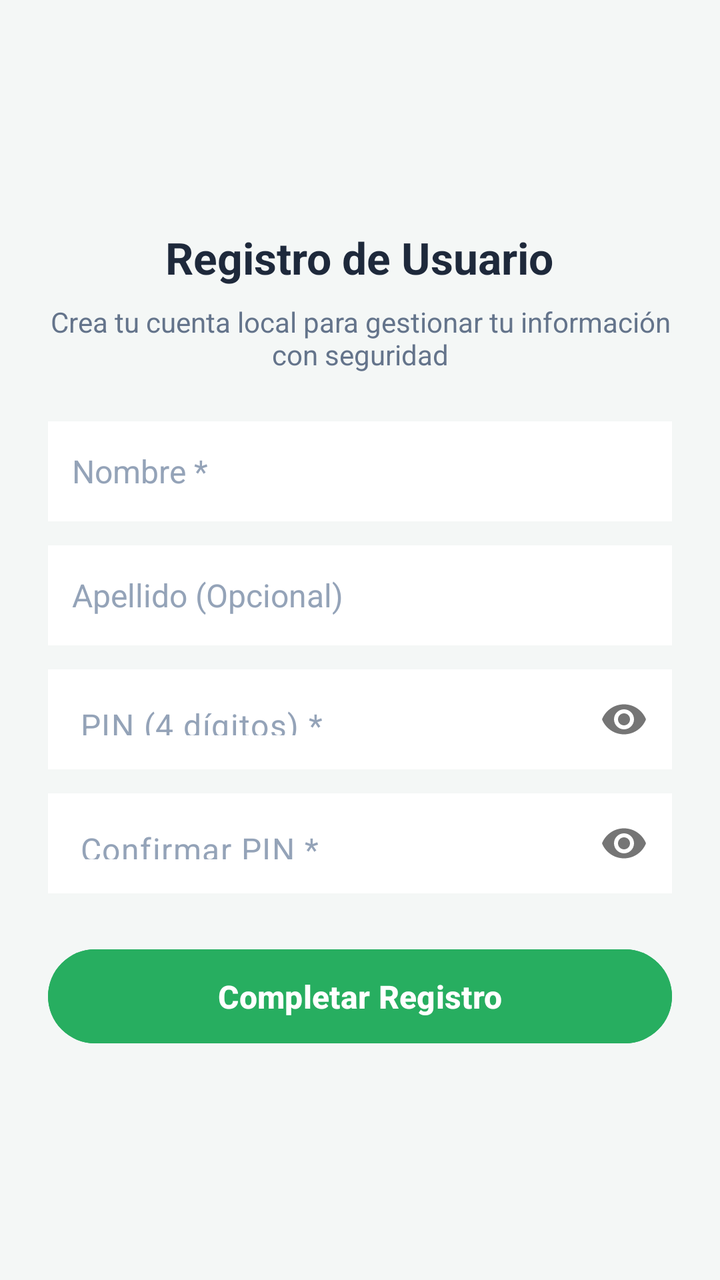
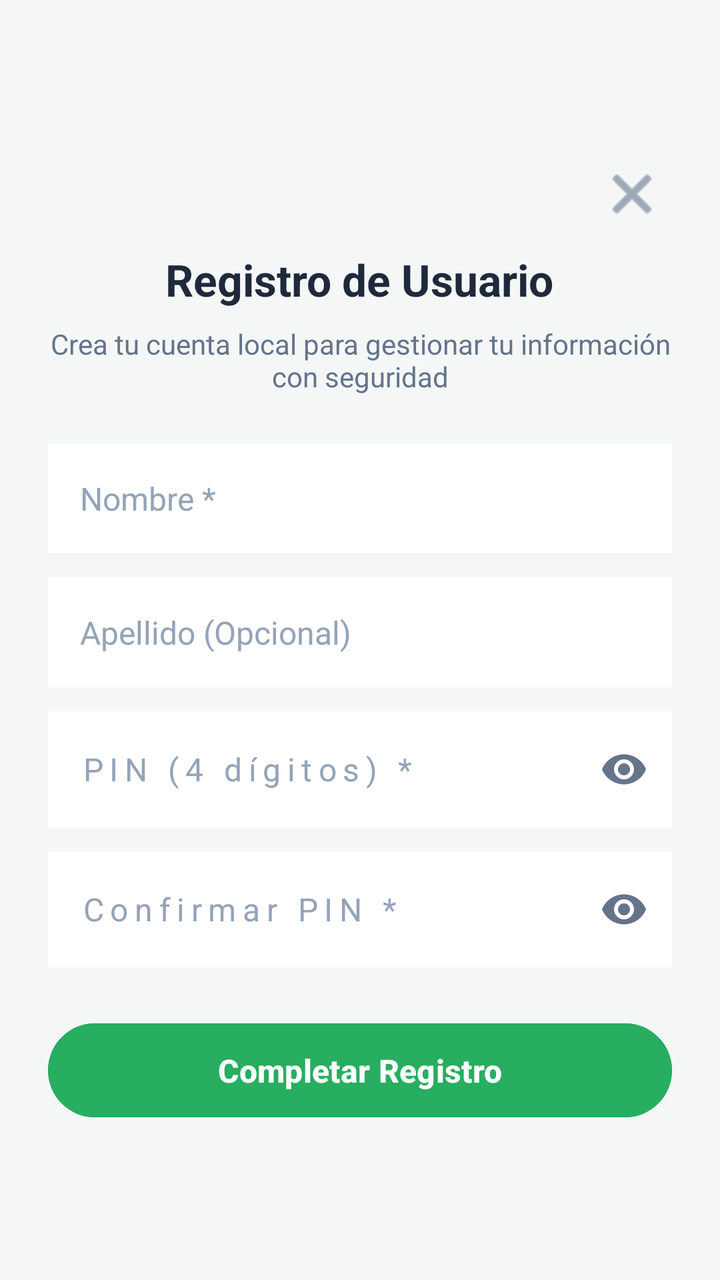

Two renders of the same Android screen: before a commit and after it. Below are the layout's source before the change and the commit's diff.
<!-- AndroidManifest.xml: application theme Theme.AppFinanzas -->
<!-- res/layout/activity_register.xml -->
<?xml version="1.0" encoding="utf-8"?>
<ScrollView xmlns:android="http://schemas.android.com/apk/res/android"
    android:layout_width="match_parent"
    android:layout_height="match_parent"
    android:fillViewport="true"
    android:background="#F4F7F6">

    <LinearLayout
        android:layout_width="match_parent"
        android:layout_height="wrap_content"
        android:orientation="vertical"
        android:padding="24dp"
        android:gravity="center">

        <TextView
            android:layout_width="wrap_content"
            android:layout_height="wrap_content"
            android:text="Registro de Usuario"
            android:textSize="22sp"
            android:textStyle="bold"
            android:textColor="#1E293B"
            android:layout_marginBottom="8dp"/>

        <TextView
            android:layout_width="wrap_content"
            android:layout_height="wrap_content"
            android:text="Crea tu cuenta local para gestionar tu información con seguridad"
            android:textSize="14sp"
            android:textColor="#64748B"
            android:gravity="center"
            android:layout_marginBottom="24dp"/>

        
        <EditText
            android:id="@+id/etNombreRegistro"
            android:layout_width="match_parent"
            android:layout_height="50dp"
            android:background="#FFFFFF"
            android:hint="Nombre *"
            android:textColorHint="#94A3B8"
            android:paddingHorizontal="12dp"
            android:textColor="#1E293B"
            android:textSize="16sp"
            android:layout_marginBottom="12dp"/>

        
        <EditText
            android:id="@+id/etApellidoRegistro"
            android:layout_width="match_parent"
            android:layout_height="50dp"
            android:background="#FFFFFF"
            android:hint="Apellido (Opcional)"
            android:textColorHint="#94A3B8"
            android:paddingHorizontal="12dp"
            android:textColor="#1E293B"
            android:textSize="16sp"
            android:layout_marginBottom="12dp"/>

        
        <com.google.android.material.textfield.TextInputLayout
            android:layout_width="match_parent"
            android:layout_height="wrap_content"
            android:layout_marginBottom="12dp"
            xmlns:app="http://schemas.android.com/apk/res-auto"
            app:passwordToggleEnabled="true"
            app:hintEnabled="false">

            <EditText
                android:id="@+id/etPinRegistro"
                android:layout_width="match_parent"
                android:layout_height="50dp"
                android:background="#FFFFFF"
                android:hint="PIN (4 dígitos) *"
                android:textColorHint="#94A3B8"
                android:paddingHorizontal="12dp"
                android:inputType="numberPassword"
                android:maxLength="4"
                android:textColor="#1E293B"
                android:textSize="16sp"/>
        </com.google.android.material.textfield.TextInputLayout>

        
        <com.google.android.material.textfield.TextInputLayout
            android:layout_width="match_parent"
            android:layout_height="wrap_content"
            android:layout_marginBottom="24dp"
            xmlns:app="http://schemas.android.com/apk/res-auto"
            app:passwordToggleEnabled="true"
            app:hintEnabled="false">

            <EditText
                android:id="@+id/etConfirmarPinRegistro"
                android:layout_width="match_parent"
                android:layout_height="50dp"
                android:background="#FFFFFF"
                android:hint="Confirmar PIN *"
                android:textColorHint="#94A3B8"
                android:paddingHorizontal="12dp"
                android:inputType="numberPassword"
                android:maxLength="4"
                android:textColor="#1E293B"
                android:textSize="16sp"/>
        </com.google.android.material.textfield.TextInputLayout>

        
        <Button
            android:id="@+id/btnCompletarRegistro"
            android:layout_width="match_parent"
            android:layout_height="55dp"
            android:backgroundTint="#27AE60"
            android:text="Completar Registro"
            android:textColor="#FFFFFF"
            android:textSize="16sp"
            android:textStyle="bold"/>

    </LinearLayout>
</ScrollView>
<!-- resources referenced by this layout -->
<resources>
  <style name="Theme.AppFinanzas" parent="Base.Theme.AppFinanzas" />
  <style name="Base.Theme.AppFinanzas" parent="Theme.Material3.DayNight.NoActionBar">
          
          
      </style>
</resources>

<!-- the commit's change to res/layout/activity_register.xml (unified diff, before → after) -->
@@ -1,5 +1,6 @@
 <?xml version="1.0" encoding="utf-8"?>
 <ScrollView xmlns:android="http://schemas.android.com/apk/res/android"
+    xmlns:app="http://schemas.android.com/apk/res-auto"
     android:layout_width="match_parent"
     android:layout_height="match_parent"
     android:fillViewport="true"
@@ -11,6 +12,24 @@
         android:orientation="vertical"
         android:padding="24dp"
         android:gravity="center">
+
+        
+        <LinearLayout
+            android:layout_width="match_parent"
+            android:layout_height="wrap_content"
+            android:orientation="horizontal"
+            android:gravity="end"
+            android:layout_marginBottom="8dp">
+
+            <ImageButton
+                android:id="@+id/btnCerrarRegistro"
+                android:layout_width="40dp"
+                android:layout_height="40dp"
+                android:background="?attr/selectableItemBackgroundBorderless"
+                android:src="@android:drawable/ic_menu_close_clear_cancel"
+                app:tint="#64748B"
+                android:contentDescription="Cerrar registro"/>
+        </LinearLayout>
 
         <TextView
             android:layout_width="wrap_content"
@@ -34,26 +53,30 @@
         <EditText
             android:id="@+id/etNombreRegistro"
             android:layout_width="match_parent"
-            android:layout_height="50dp"
+            android:layout_height="55dp"
             android:background="#FFFFFF"
             android:hint="Nombre *"
             android:textColorHint="#94A3B8"
-            android:paddingHorizontal="12dp"
+            android:paddingStart="16dp"
+            android:paddingEnd="16dp"
             android:textColor="#1E293B"
             android:textSize="16sp"
+            android:inputType="textVisiblePassword"
             android:layout_marginBottom="12dp"/>
 
         
         <EditText
             android:id="@+id/etApellidoRegistro"
             android:layout_width="match_parent"
-            android:layout_height="50dp"
+            android:layout_height="55dp"
             android:background="#FFFFFF"
             android:hint="Apellido (Opcional)"
             android:textColorHint="#94A3B8"
-            android:paddingHorizontal="12dp"
+            android:paddingStart="16dp"
+            android:paddingEnd="16dp"
             android:textColor="#1E293B"
             android:textSize="16sp"
+            android:inputType="textVisiblePassword"
             android:layout_marginBottom="12dp"/>
 
         
@@ -61,22 +84,24 @@
             android:layout_width="match_parent"
             android:layout_height="wrap_content"
             android:layout_marginBottom="12dp"
-            xmlns:app="http://schemas.android.com/apk/res-auto"
             app:passwordToggleEnabled="true"
+            app:passwordToggleTint="#64748B"
             app:hintEnabled="false">
 
             <EditText
                 android:id="@+id/etPinRegistro"
                 android:layout_width="match_parent"
-                android:layout_height="50dp"
+                android:layout_height="58dp"
                 android:background="#FFFFFF"
                 android:hint="PIN (4 dígitos) *"
                 android:textColorHint="#94A3B8"
-                android:paddingHorizontal="12dp"
+                android:paddingStart="16dp"
+                android:paddingEnd="48dp"
                 android:inputType="numberPassword"
                 android:maxLength="4"
-                android:textColor="#1E293B"
-                android:textSize="16sp"/>
+                android:textSize="16sp"
+                android:letterSpacing="0.2"
+                android:textColor="#1E293B"/>
         </com.google.android.material.textfield.TextInputLayout>
 
         
@@ -84,22 +109,24 @@
             android:layout_width="match_parent"
             android:layout_height="wrap_content"
             android:layout_marginBottom="24dp"
-            xmlns:app="http://schemas.android.com/apk/res-auto"
             app:passwordToggleEnabled="true"
+            app:passwordToggleTint="#64748B"
             app:hintEnabled="false">
 
             <EditText
                 android:id="@+id/etConfirmarPinRegistro"
                 android:layout_width="match_parent"
-                android:layout_height="50dp"
+                android:layout_height="58dp"
                 android:background="#FFFFFF"
                 android:hint="Confirmar PIN *"
                 android:textColorHint="#94A3B8"
-                android:paddingHorizontal="12dp"
+                android:paddingStart="16dp"
+                android:paddingEnd="48dp"
                 android:inputType="numberPassword"
                 android:maxLength="4"
-                android:textColor="#1E293B"
-                android:textSize="16sp"/>
+                android:textSize="16sp"
+                android:letterSpacing="0.2"
+                android:textColor="#1E293B"/>
         </com.google.android.material.textfield.TextInputLayout>
 
         
